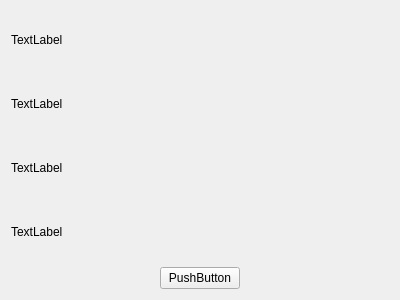
Andrew-Gh21/OnLib, file OnLib/OnLib/BookDetails.ui: the form before one commit.
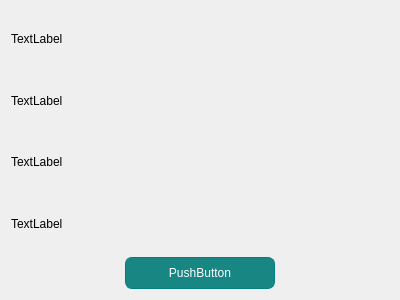
The form after the commit.

Commit message:
Started books review system
Added radio buttons for review and signal for connecting them

Diff of the .ui file:
```diff
--- a/OnLib/OnLib/BookDetails.ui
+++ b/OnLib/OnLib/BookDetails.ui
@@ -10,6 +10,12 @@
     <height>300</height>
    </rect>
   </property>
+  <property name="minimumSize">
+   <size>
+    <width>20</width>
+    <height>0</height>
+   </size>
+  </property>
   <property name="windowTitle">
    <string>Form</string>
   </property>
@@ -63,6 +69,47 @@
      </item>
      <item>
       <widget class="QPushButton" name="lendButton">
+       <property name="minimumSize">
+        <size>
+         <width>150</width>
+         <height>0</height>
+        </size>
+       </property>
+       <property name="styleSheet">
+        <string notr="true">QPushButton { color: white;
+background-color:  #188683;
+border: 1px solid #008080;
+border-top-left-radius: 7px;
+border-top-right-radius: 7px;
+border-bottom-left-radius: 7px;
+border-bottom-right-radius: 7px;
+height: 30;
+width: 50;
+}
+
+QPushButton:hover { color: white;
+background-color: #009999;
+border: 1px solid #008080;
+border-top-left-radius: 7px;
+border-top-right-radius: 7px;
+border-bottom-left-radius: 7px;
+border-bottom-right-radius: 7px;
+height: 30;
+width: 50;
+}
+
+QPushButton:pressed { color: white;
+background-color: #004d4d;
+border: 1px solid #008080;
+border-top-left-radius: 7px;
+border-top-right-radius: 7px;
+border-bottom-left-radius: 7px;
+border-bottom-right-radius: 7px;
+height: 30;
+width: 50;
+}
+</string>
+       </property>
        <property name="text">
         <string>PushButton</string>
        </property>
```
The commit also changes 2 other files.
